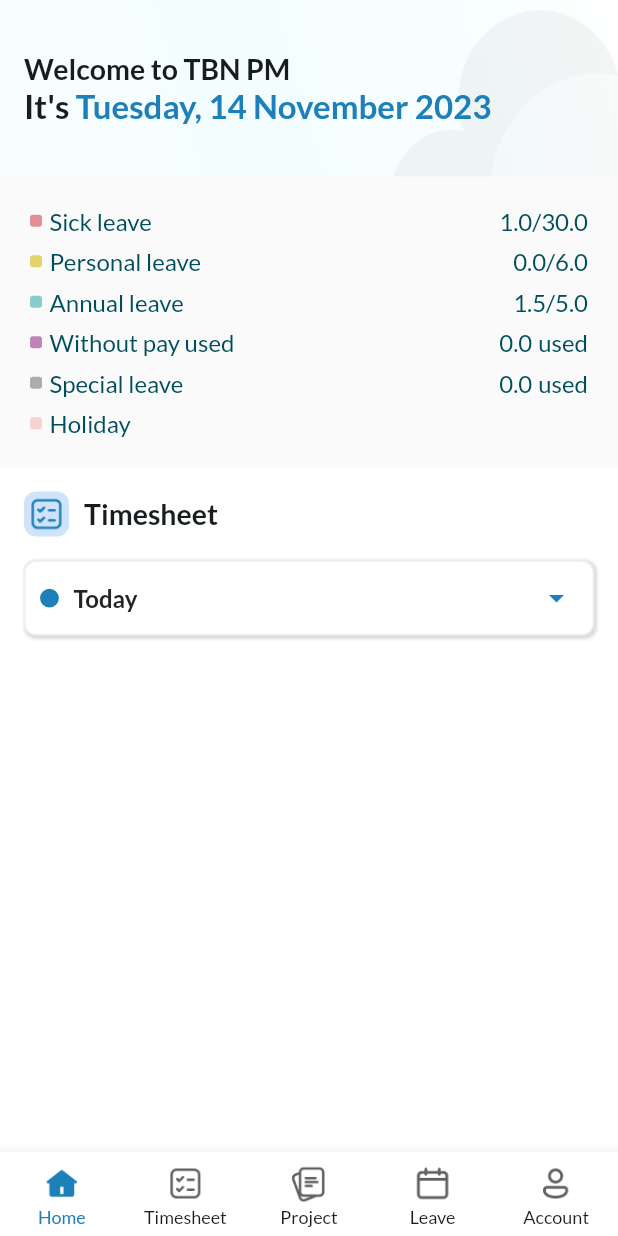
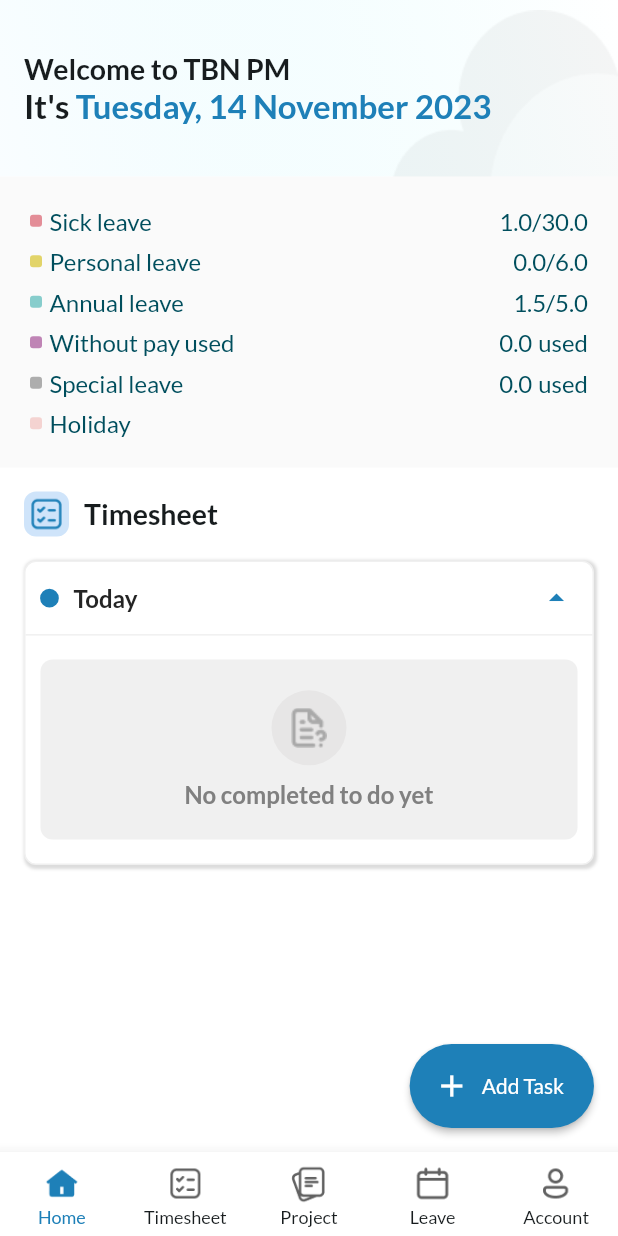
Before and after one commit to vlerbron/timesheet, a Flutter app: the HomePage screen opened by its route, on a phone screen of 412 x 824 dp. Run offline on Flutter 3.47's test engine with Material 2 defaults, Android fonts, the light colour scheme and no system bars; our stand-ins replace dartz, dio, equatable, file_picker, flutter_dotenv, flutter_riverpod and 6 more; missing offline and left inert: events_emitter, file_previewer, flutter_flavor; accounts and stored records are empty.

Commit message:
Modify today task layout and add task button, home page.
Modify today task layout and add task button, home page.

```diff
--- a/lib/presentation/pages/home/home_page.dart
+++ b/lib/presentation/pages/home/home_page.dart
@@ -1,22 +1,45 @@
+import 'dart:ui';
+
 import 'package:flutter/material.dart';
 import 'package:flutter_riverpod/flutter_riverpod.dart';
+import 'package:intl/intl.dart';
+import 'package:timesheet/presentation/routes/route.dart';
 import 'package:timesheet/presentation/utils/const.dart';
-import 'package:timesheet/presentation/widgets/timesheet/today_tasks.dart';
+import 'package:timesheet/presentation/widgets/common/button/floating_add_button_extended.dart';
+import 'package:timesheet/presentation/widgets/home/today_tasks.dart';
 import 'package:timesheet/provider_container.dart';
 import 'package:timesheet/presentation/widgets/leave/annual_statistic_box.dart';
 import 'package:timesheet/presentation/widgets/common/tabs.dart';
 
-class HomePage extends ConsumerWidget {
+class HomePage extends ConsumerStatefulWidget {
   const HomePage({super.key});
 
   @override
-  Widget build(BuildContext context, WidgetRef ref) {
+  ConsumerState<HomePage> createState() => _HomePageState();
+}
+
+class _HomePageState extends ConsumerState<HomePage> {
+  @override
+  Widget build(BuildContext context) {
     final ColorScheme colorScheme = Theme.of(context).colorScheme;
     final TextTheme textTheme = Theme.of(context).textTheme;
     final currentLeaveQuota = ref.read(currentLeaveQuotaProvider.provider);
+    final todayDate = DateTime.now().toUtc().copyWith(
+          hour: 0,
+          minute: 0,
+          second: 0,
+          millisecond: 0,
+          microsecond: 0,
+        );
 
     return Scaffold(
       body: SafeArea(
+        child: Stack(
+          alignment: Alignment.bottomRight,
+          children: [
+            SingleChildScrollView(
+              child: SizedBox(
+                height: MediaQuery.of(context).size.height,
                 child: Column(
                   crossAxisAlignment: CrossAxisAlignment.start,
                   children: [
@@ -46,7 +69,9 @@ class HomePage extends ConsumerWidget {
                                 Text(
                                   'Welcome to TBN PM',
                                   style: textTheme.titleLarge!.copyWith(
-                            color: Theme.of(context).colorScheme.onBackground,
+                                    color: Theme.of(context)
+                                        .colorScheme
+                                        .onBackground,
                                     fontSize: 19,
                                   ),
                                 )
@@ -57,12 +82,15 @@ class HomePage extends ConsumerWidget {
                                 Text(
                                   'It\'s ',
                                   style: textTheme.titleLarge!.copyWith(
-                            color: Theme.of(context).colorScheme.onBackground,
+                                    color: Theme.of(context)
+                                        .colorScheme
+                                        .onBackground,
                                     fontSize: 22,
                                   ),
                                 ),
                                 Text(
-                          dateFormatterEEEEddMMMMyyyy.format(DateTime.now()),
+                                  dateFormatterEEEEddMMMMyyyy
+                                      .format(DateTime.now()),
                                   style: textTheme.titleLarge!.copyWith(
                                     color: colorScheme.primary,
                                     fontSize: 22,
@@ -83,7 +111,8 @@ class HomePage extends ConsumerWidget {
                         leaveQuota: currentLeaveQuota,
                         showHeader: false,
                         showHoliday: true,
-                textColor: Theme.of(context).colorScheme.onPrimaryContainer,
+                        textColor:
+                            Theme.of(context).colorScheme.onPrimaryContainer,
                       ),
                     ),
                     Padding(
@@ -101,11 +130,13 @@ class HomePage extends ConsumerWidget {
                             child: Image.asset('assets/icons/icon-sheet.png'),
                           ),
                           Padding(
-                    padding: const EdgeInsets.only(left: kWidgetLineSpace),
+                            padding:
+                                const EdgeInsets.only(left: kWidgetLineSpace),
                             child: Text(
                               'Timesheet',
                               style: textTheme.titleLarge!.copyWith(
-                        color: Theme.of(context).colorScheme.onBackground,
+                                color:
+                                    Theme.of(context).colorScheme.onBackground,
                                 fontSize: 19,
                               ),
                             ),
@@ -113,15 +144,20 @@ class HomePage extends ConsumerWidget {
                         ],
                       ),
                     ),
-            TodayTasks(
-              DateTime.now().toUtc().copyWith(
-                    hour: 0,
-                    minute: 0,
-                    second: 0,
-                    millisecond: 0,
-                    microsecond: 0,
+                    TodayTasks(todayDate),
+                  ],
                 ),
               ),
+            ),
+            FloatingAddButtonExtended(
+                label: 'Add Task',
+                onPressed: () {
+                  ref.read(taskProvider.notifier).setNewTaskState(
+                      DateFormat('EEEE').format(todayDate), todayDate);
+                  Navigator.of(context)
+                      .pushNamed(Routes.newEditTaskPage)
+                      .then((_) => setState(() {}));
+                }),
           ],
         ),
       ),
--- a/lib/presentation/pages/timesheet/new_edit_task_page.dart
+++ b/lib/presentation/pages/timesheet/new_edit_task_page.dart
@@ -63,7 +63,7 @@ class _NewEditTaskState extends ConsumerState<NewEditTaskPage>
         dayOfWeek: DateFormat('EEEE').format(_taskDate!),
         issue: _issueEntity!,
         taskDetail: _taskDetail,
-        taskDate: _taskDate ??= DateTime.now(),
+        taskDate: _taskDate ??= DateTime.now().toUtc(),
         duration: _taskDuration);
     final TaskListProvider taskListNotifier =
         ref.read(taskListProvider.notifier);
--- a/lib/presentation/utils/const.dart
+++ b/lib/presentation/utils/const.dart
@@ -16,6 +16,7 @@ const kColorLightGreen = Color.fromRGBO(139, 195, 74, 1);
 const kColorGreyBackground = Color.fromARGB(255, 245, 246, 248);
 
 const kColorIconBGBlue = Color(0xFFCFE4FA);
+const kColorIconBGGray = Color(0xFFE7E6E6);
 ///// Text Style
 /////
 const kRequiredTextStyle = TextStyle(
--- /dev/null
+++ b/lib/presentation/widgets/common/button/floating_add_button_extended.dart
@@ -0,0 +1,28 @@
+import 'package:flutter/material.dart';
+import 'package:timesheet/presentation/utils/const.dart';
+
+class FloatingAddButtonExtended extends StatelessWidget {
+  const FloatingAddButtonExtended(
+      {super.key, required this.onPressed, this.label = 'Add'});
+
+  final void Function() onPressed;
+  final String label;
+
+  @override
+  Widget build(BuildContext context) {
+    return Container(
+      padding: const EdgeInsets.all(kWidgetPadding),
+      child: FloatingActionButton.extended(
+        onPressed: onPressed,
+        backgroundColor: Theme.of(context).colorScheme.primary,
+        foregroundColor: Theme.of(context).colorScheme.onPrimary,
+        elevation: 2,
+        shape: RoundedRectangleBorder(
+          borderRadius: BorderRadius.circular(30),
+        ),
+        icon: const Icon(Icons.add),
+        label: Text(label),
+      ),
+    );
+  }
+}
--- a/lib/presentation/widgets/timesheet/today_tasks.dart
+++ b/lib/presentation/widgets/home/today_tasks.dart
@@ -15,7 +15,7 @@ class TodayTasks extends ConsumerStatefulWidget {
 }
 
 class _TodayTasksState extends ConsumerState<TodayTasks> {
-  bool _isShowTasks = false;
+  bool _isShowTasks = true;
   @override
   Widget build(BuildContext context) {
     final ColorScheme colorScheme = Theme.of(context).colorScheme;
@@ -25,7 +25,9 @@ class _TodayTasksState extends ConsumerState<TodayTasks> {
 
     return Container(
       margin: const EdgeInsets.only(
-          bottom: kWidgetPadding, left: kWidgetPadding, right: kWidgetPadding),
+          bottom: kWidgetPadding,
+          left: kWidgetPadding,
+          right: kWidgetPadding),
       decoration: BoxDecoration(
         border: Border(
           top: BorderSide(color: colorScheme.secondary),
@@ -99,19 +101,63 @@ class _TodayTasksState extends ConsumerState<TodayTasks> {
             visible: _isShowTasks,
             child: Container(
               decoration: BoxDecoration(
-                border: Border(top: BorderSide(color: colorScheme.secondary)),
+                border:
+                    Border(top: BorderSide(color: colorScheme.secondary)),
               ),
               child: Column(
                 crossAxisAlignment: CrossAxisAlignment.start,
                 children: [
+                  if (taskList.isNotEmpty)
                     Padding(
                       padding: const EdgeInsets.all(10),
                       child: ListView.builder(
+                        physics: const NeverScrollableScrollPhysics(),
                         itemCount: taskList.length,
                         shrinkWrap: true,
                         itemBuilder: (ctx, index) => TaskItem(
                           taskList[index],
                           isShowDeleteTask: false,
+                        ),
+                      ),
+                    ),
+                  if (taskList.isEmpty)
+                    Padding(
+                      padding: const EdgeInsets.only(
+                          top: kWidgetPadding,
+                          left: kWidgetLineSpace,
+                          right: kWidgetLineSpace,
+                          bottom: kWidgetPadding),
+                      child: Container(
+                        height: 120,
+                        width: double.infinity,
+                        decoration: BoxDecoration(
+                          borderRadius:
+                              BorderRadius.circular(kWidgetCircularRadius),
+                          color: colorScheme.secondary,
+                        ),
+                        child: Column(
+                          mainAxisAlignment: MainAxisAlignment.center,
+                          children: [
+                            Container(
+                              width: 50,
+                              height: 50,
+                              decoration: const BoxDecoration(
+                                shape: BoxShape.circle,
+                                color: kColorIconBGGray,
+                              ),
+                              child: Image.asset(
+                                  'assets/icons/icon-no-todo.png'),
+                            ),
+                            Padding(
+                              padding: const EdgeInsets.only(
+                                  top: kWidgetLineSpace),
+                              child: Text(
+                                'No completed to do yet',
+                                style: textTheme.titleMedium!
+                                    .copyWith(color: kColorDarkGrey),
+                              ),
+                            ),
+                          ],
                         ),
                       ),
                     ),
```
Also changed, not shown: assets/icons/icon-no-todo.png (added), assets/images/bg-login.png (deleted), assets/images/logo.png (deleted). Lines whose indentation alone changed are shown as unchanged.
